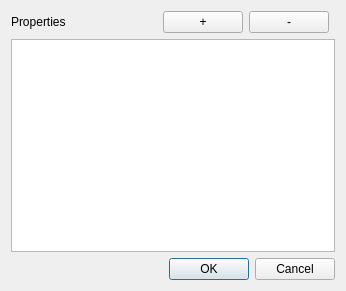
The window that src/vplants/treeeditor3d/propwidget.ui (fredboudon/plantscan3d) describes before a commit, drawn with Qt 5.
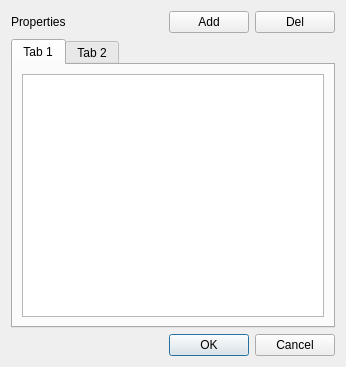
The same window after the commit.

Patch:
```diff
--- a/src/vplants/treeeditor3d/propwidget.ui
+++ b/src/vplants/treeeditor3d/propwidget.ui
@@ -7,20 +7,13 @@
     <x>0</x>
     <y>0</y>
     <width>346</width>
-    <height>291</height>
+    <height>367</height>
    </rect>
   </property>
   <property name="windowTitle">
    <string>Dialog</string>
   </property>
   <layout class="QGridLayout" name="gridLayout">
-   <item row="1" column="0" colspan="5">
-    <widget class="QTableView" name="tableView">
-     <property name="editTriggers">
-      <set>QAbstractItemView::AllEditTriggers</set>
-     </property>
-    </widget>
-   </item>
    <item row="0" column="0">
     <widget class="QLabel" name="label">
      <property name="text">
@@ -28,10 +21,20 @@
      </property>
     </widget>
    </item>
+   <item row="0" column="2">
+    <widget class="QPushButton" name="actionAdd">
+     <property name="text">
+      <string>Add</string>
+     </property>
+    </widget>
+   </item>
    <item row="0" column="3">
     <widget class="QPushButton" name="actionMinus">
      <property name="text">
-      <string>-</string>
+      <string>Del</string>
+     </property>
+     <property name="flat">
+      <bool>false</bool>
      </property>
     </widget>
    </item>
@@ -48,7 +51,7 @@
      </property>
     </spacer>
    </item>
-   <item row="2" column="0" colspan="5">
+   <item row="2" column="1" colspan="3">
     <widget class="QDialogButtonBox" name="buttonBox">
      <property name="orientation">
       <enum>Qt::Horizontal</enum>
@@ -58,11 +61,33 @@
      </property>
     </widget>
    </item>
-   <item row="0" column="2">
-    <widget class="QPushButton" name="actionAdd">
-     <property name="text">
-      <string>+</string>
+   <item row="1" column="0" colspan="4">
+    <widget class="QTabWidget" name="tabWidget">
+     <property name="currentIndex">
+      <number>0</number>
      </property>
+     <widget class="QWidget" name="tab">
+      <attribute name="title">
+       <string>Tab 1</string>
+      </attribute>
+      <layout class="QVBoxLayout" name="verticalLayout">
+       <item>
+        <widget class="QTableView" name="tableView">
+         <property name="editTriggers">
+          <set>QAbstractItemView::AllEditTriggers</set>
+         </property>
+         <property name="sortingEnabled">
+          <bool>false</bool>
+         </property>
+        </widget>
+       </item>
+      </layout>
+     </widget>
+     <widget class="QWidget" name="tab_2">
+      <attribute name="title">
+       <string>Tab 2</string>
+      </attribute>
+     </widget>
     </widget>
    </item>
   </layout>
```
Left out of the diff: 4 changed lines with no effect on the pictures.
